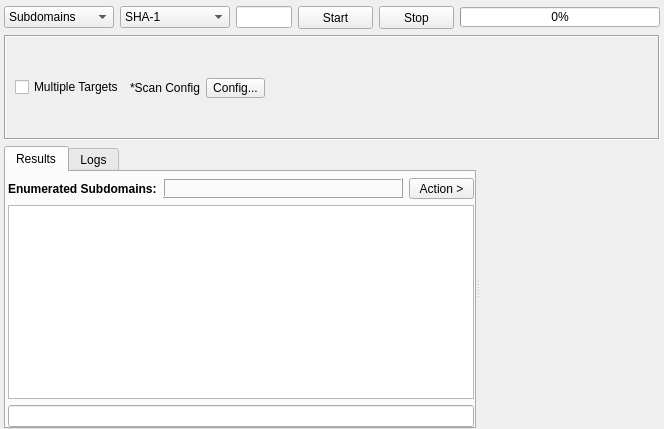
Old version of the form sub3suite/src/engines/ssl/Ssl.ui in the repository 3nock/OTE.
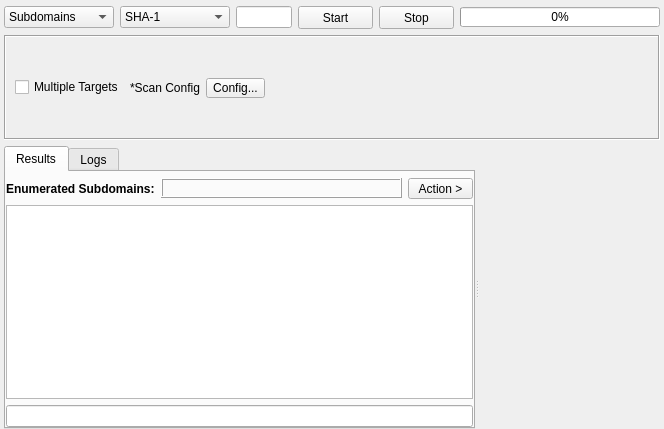
New version of the form. Custom widgets are drawn as their Qt base class.

What changed in the file:
```diff
--- a/sub3suite/src/engines/ssl/Ssl.ui
+++ b/sub3suite/src/engines/ssl/Ssl.ui
@@ -258,7 +258,7 @@
           </attribute>
           <layout class="QVBoxLayout" name="verticalLayout">
            <property name="leftMargin">
-            <number>2</number>
+            <number>0</number>
            </property>
            <property name="topMargin">
             <number>6</number>
```
Left out of the diff: 4 changed lines with no effect on the pictures.
